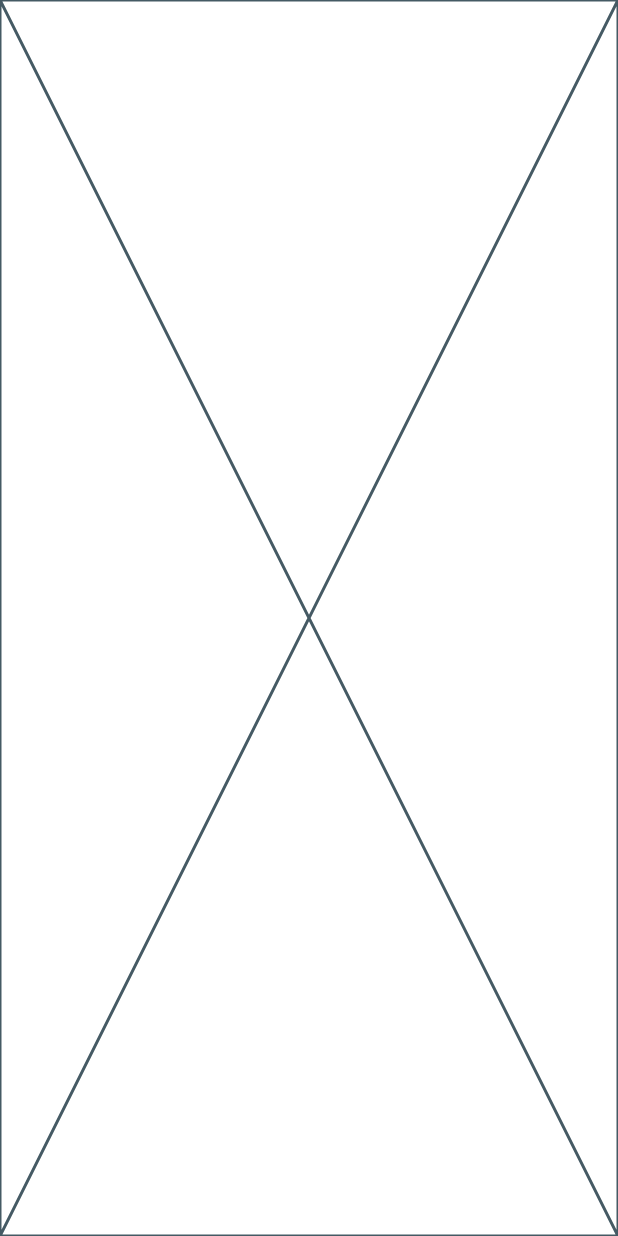
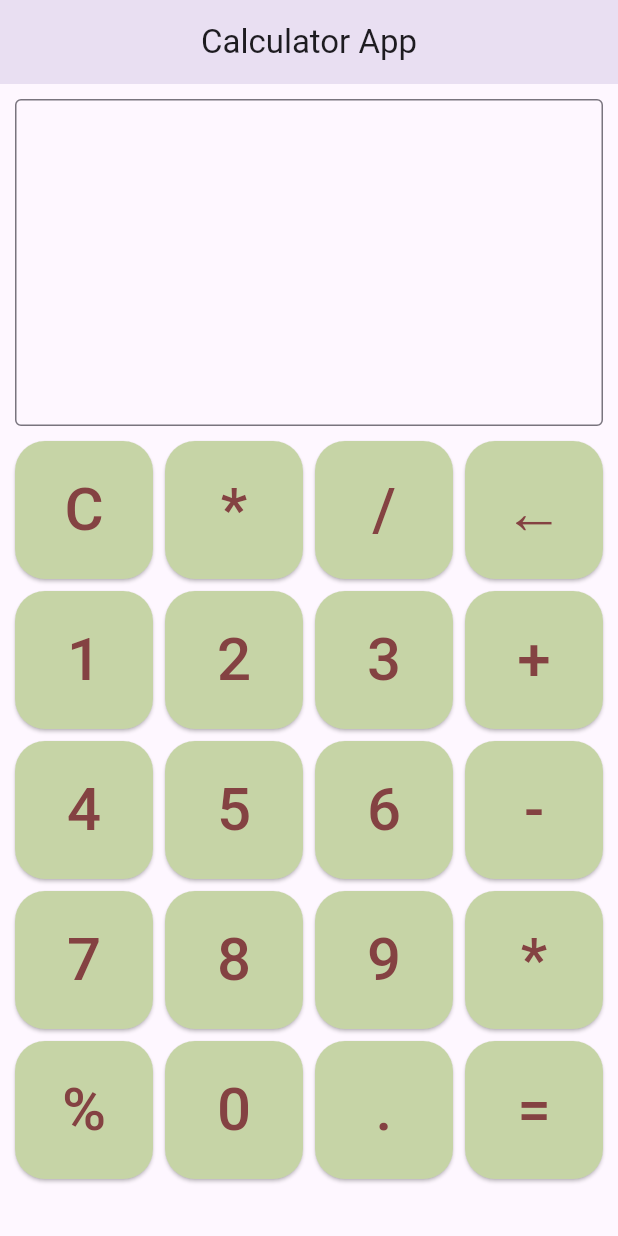
Before and after one commit to dilasha-ghimire/CalculatorApp, a Flutter app: the screen it shows after launch, on a phone screen of 412 x 824 dp. Run offline on Flutter 3.47's test engine with Material 3 defaults, Android fonts, the light colour scheme and no system bars.

Commit message:
update: calculator app

```diff
--- a/lib/view/calculator_view.dart
+++ b/lib/view/calculator_view.dart
@@ -1,10 +1,157 @@
 import 'package:flutter/material.dart';
 
-class CalculatorView extends StatelessWidget {
+class CalculatorView extends StatefulWidget {
   const CalculatorView({super.key});
 
   @override
+  State<CalculatorView> createState() => _CalculatorViewState();
+}
+
+class _CalculatorViewState extends State<CalculatorView> {
+  List<String> calculatorSymbolList = [
+    "C",
+    "*",
+    "/",
+    "←",
+    "1",
+    "2",
+    "3",
+    "+",
+    "4",
+    "5",
+    "6",
+    "-",
+    "7",
+    "8",
+    "9",
+    "*",
+    "%",
+    "0",
+    ".",
+    "="
+  ];
+
+  final _inputController = TextEditingController();
+  final key = GlobalKey<FormState>();
+
+  double first = 0;
+  double second = 0;
+  String operation = "";
+
+  @override
   Widget build(BuildContext context) {
-    return const Placeholder();
+    return Scaffold(
+      appBar: AppBar(
+        elevation: 50,
+        centerTitle: true,
+        title: const Text("Calculator App"),
+      ),
+      body: Padding(
+        padding: const EdgeInsets.all(10.0),
+        child: Form(
+          key: key,
+          child: Column(
+            children: [
+              TextFormField(
+                controller: _inputController,
+                textDirection: TextDirection.rtl,
+                keyboardType:
+                    const TextInputType.numberWithOptions(decimal: true),
+                decoration: const InputDecoration(
+                  border: OutlineInputBorder(),
+                  contentPadding: EdgeInsets.symmetric(vertical: 55.0),
+                ),
+                style: const TextStyle(fontSize: 72),
+              ),
+              const SizedBox(height: 10),
+              Expanded(
+                child: GridView.builder(
+                  gridDelegate: const SliverGridDelegateWithFixedCrossAxisCount(
+                    crossAxisCount: 4,
+                    crossAxisSpacing: 8.0,
+                    mainAxisSpacing: 8.0,
+                  ),
+                  itemCount: calculatorSymbolList.length,
+                  itemBuilder: (context, index) {
+                    return ElevatedButton(
+                      style: ElevatedButton.styleFrom(
+                        backgroundColor:
+                            const Color.fromARGB(255, 198, 212, 166),
+                        foregroundColor: const Color.fromARGB(255, 132, 66, 66),
+                        shape: RoundedRectangleBorder(
+                          borderRadius: BorderRadius.circular(20.0),
+                        ),
+                      ),
+                      onPressed: () {
+                        setState(() {
+                          String symbol = calculatorSymbolList[index];
+
+                          if (symbol == "C") {
+                            _inputController.text = "";
+                            first = 0;
+                            second = 0;
+                            operation = "";
+                          } else if (symbol == "←") {
+                            if (_inputController.text.isNotEmpty) {
+                              _inputController.text = _inputController.text
+                                  .substring(
+                                      0, _inputController.text.length - 1);
+                            }
+                          } else if (symbol == "=") {
+                            try {
+                              second = double.parse(_inputController.text);
+                              if (operation == "+") {
+                                _inputController.text =
+                                    (first + second).toString();
+                              } else if (operation == "-") {
+                                _inputController.text =
+                                    (first - second).toString();
+                              } else if (operation == "*") {
+                                _inputController.text =
+                                    (first * second).toString();
+                              } else if (operation == "/") {
+                                if (second != 0) {
+                                  _inputController.text =
+                                      (first / second).toStringAsFixed(2);
+                                } else {
+                                  _inputController.text = "Error";
+                                }
+                              }
+                              first = 0;
+                              second = 0;
+                              operation = "";
+                            } catch (e) {
+                              _inputController.text = "Error";
+                            }
+                          } else if (symbol == "%") {
+                            try {
+                              second = double.parse(_inputController.text);
+                              _inputController.text =
+                                  (first * (second / 100)).toString();
+                            } catch (e) {
+                              _inputController.text = "Error";
+                            }
+                          } else if ("+-*/".contains(symbol)) {
+                            first = double.tryParse(_inputController.text) ?? 0;
+                            operation = symbol;
+                            _inputController.text = "";
+                          } else {
+                            _inputController.text += symbol;
+                          }
+                        });
+                      },
+                      child: Text(
+                        calculatorSymbolList[index],
+                        style: const TextStyle(fontSize: 40),
+                      ),
+                    );
+                  },
+                ),
+              )
+            ],
+          ),
+        ),
+      ),
+    );
   }
 }
```
